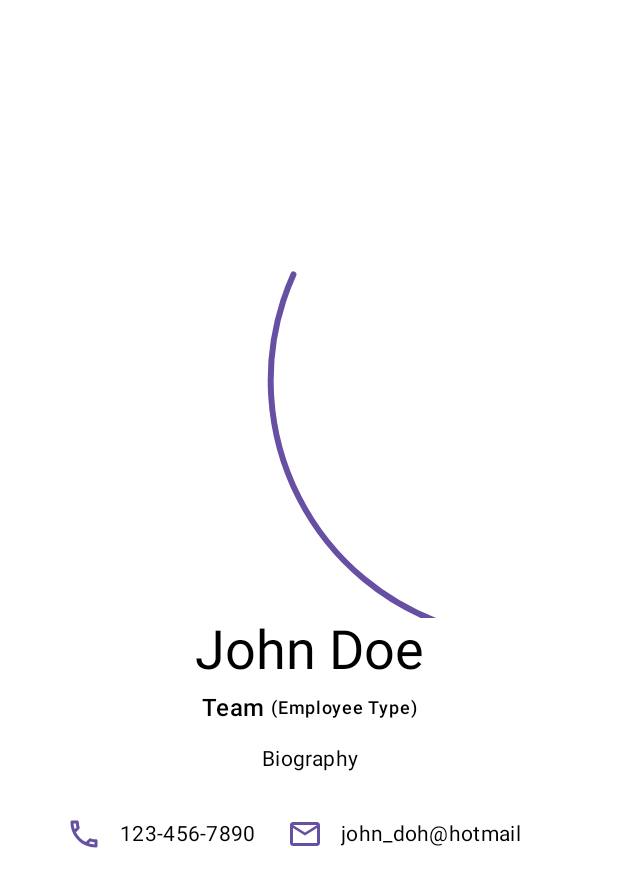
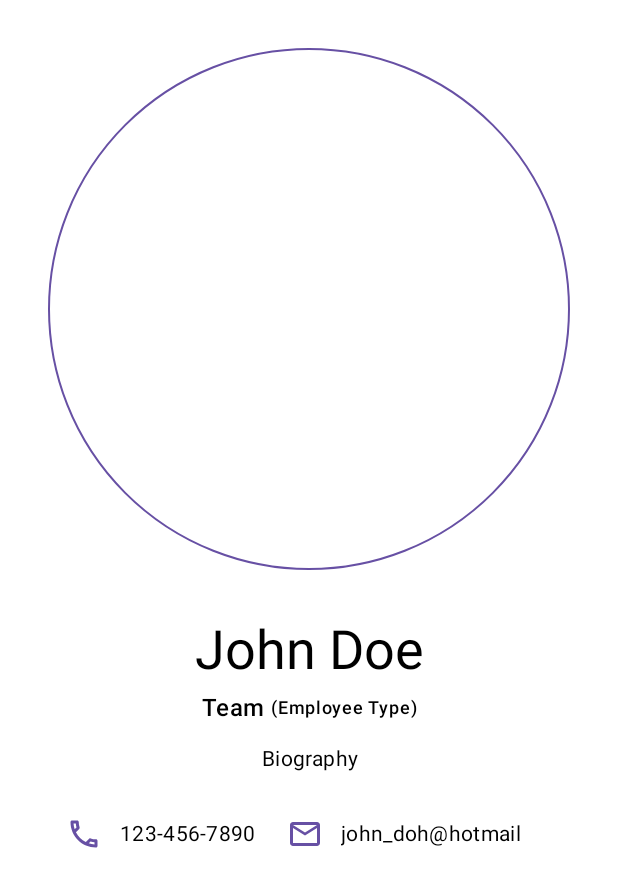
Before and after one commit to awallace87/android-sample-apps, an Android app built with Jetpack Compose: the @Preview function EmployeeDetailsViewPreview, on a phone screen of 412 x 824 dp. Shown: the top 887 px of the screen. Run offline under Robolectric (Android 15) with nearby library versions, the phone set to English and light mode, and no system bars; our stand-ins replace Picasso; pictures from the network do not load.

Commit message:
Changed image loading animation to optional parameter, and performed some cleanup

```diff
--- a/employee-directory/app/src/main/java/work/wander/directory/ui/common/Picasso.kt
+++ b/employee-directory/app/src/main/java/work/wander/directory/ui/common/Picasso.kt
@@ -23,7 +23,11 @@ import kotlinx.coroutines.withContext
  * @param modifier Modifier to be applied to the layout.
  */
 @Composable
-fun PicassoImage(url: String?, modifier: Modifier) {
+fun PicassoImage(
+    url: String?,
+    modifier: Modifier = Modifier,
+    displayLoadingAnimation: Boolean = true
+) {
     val bitmap = remember { mutableStateOf<Bitmap?>(null) }
 
     LaunchedEffect(url) {
@@ -46,11 +50,13 @@ fun PicassoImage(url: String?, modifier: Modifier) {
     } ?: Box(
         modifier = modifier
     ) {
-        CircularProgressIndicator(
-            modifier = Modifier
-                .fillMaxWidth()
-                .align(Alignment.Center)
-        )
+        if (displayLoadingAnimation) {
+            CircularProgressIndicator(
+                modifier = Modifier
+                    .fillMaxWidth()
+                    .align(Alignment.Center)
+            )
+        }
     }
 
 }
--- a/employee-directory/app/src/main/java/work/wander/directory/ui/directory/DirectoryScreenView.kt
+++ b/employee-directory/app/src/main/java/work/wander/directory/ui/directory/DirectoryScreenView.kt
@@ -121,7 +121,7 @@ fun DirectoryScreenView(
                             Icon(
                                 imageVector = Icons.Outlined.Settings,
                                 contentDescription = "Refresh",
-                                modifier = Modifier.size(36.dp),
+                                modifier = Modifier.size(24.dp),
                                 tint = MaterialTheme.colorScheme.primary
                             )
                         }
--- a/employee-directory/app/src/main/java/work/wander/directory/ui/employee/EmployeeScreenView.kt
+++ b/employee-directory/app/src/main/java/work/wander/directory/ui/employee/EmployeeScreenView.kt
@@ -1,5 +1,6 @@
 package work.wander.directory.ui.employee
 
+import androidx.compose.foundation.border
 import androidx.compose.foundation.layout.Arrangement
 import androidx.compose.foundation.layout.Box
 import androidx.compose.foundation.layout.Column
@@ -12,6 +13,7 @@ import androidx.compose.foundation.layout.height
 import androidx.compose.foundation.layout.padding
 import androidx.compose.foundation.layout.size
 import androidx.compose.foundation.layout.width
+import androidx.compose.foundation.shape.CircleShape
 import androidx.compose.material.icons.Icons
 import androidx.compose.material.icons.automirrored.outlined.ArrowBack
 import androidx.compose.material.icons.outlined.Email
@@ -113,8 +115,10 @@ fun EmployeeScreenContents(
 
 @Composable
 fun EmployeeDetailsView(
-    employee: EmployeeDetailsData, modifier: Modifier = Modifier,
-    onCallRequested: () -> Unit = {}, onEmailRequested: () -> Unit = {},
+    employee: EmployeeDetailsData,
+    modifier: Modifier = Modifier,
+    onCallRequested: () -> Unit = {},
+    onEmailRequested: () -> Unit = {},
 ) {
     Column(
         modifier = modifier,
@@ -124,14 +128,17 @@ fun EmployeeDetailsView(
         Box(
             modifier = Modifier
                 .fillMaxWidth()
-                .aspectRatio(1f)
-                .padding(start = 32.dp, end = 32.dp)
+                .padding(32.dp)
         ) {
             PicassoImage(
                 url = employee.photoUrl,
+                displayLoadingAnimation = false,
                 modifier = Modifier
-                    .fillMaxSize()
-                    .clip(MaterialTheme.shapes.extraSmall),
+                    .fillMaxWidth()
+                    .aspectRatio(1f)
+                    .border(1.dp, MaterialTheme.colorScheme.primary, CircleShape)
+                    .align(Alignment.Center)
+                    .clip(CircleShape),
             )
         }
         Text(
@@ -247,8 +254,8 @@ fun EmployeeScreenTopBar(
         title = {
             Text(
                 appBarTitle,
-                style = MaterialTheme.typography.displayLarge,
-                fontSize = 24.sp,
+                style = MaterialTheme.typography.titleLarge,
+                fontSize = 20.sp,
                 color = MaterialTheme.colorScheme.primary,
                 textAlign = TextAlign.Center,
                 modifier = Modifier
```
